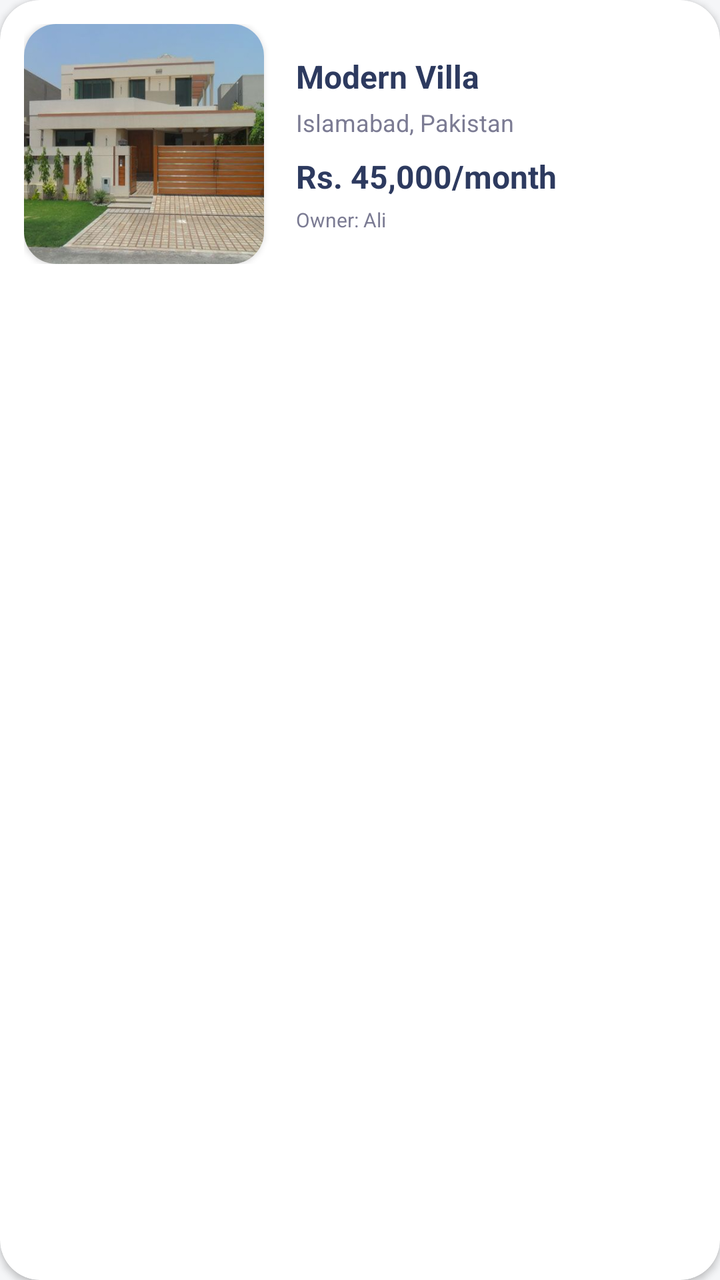
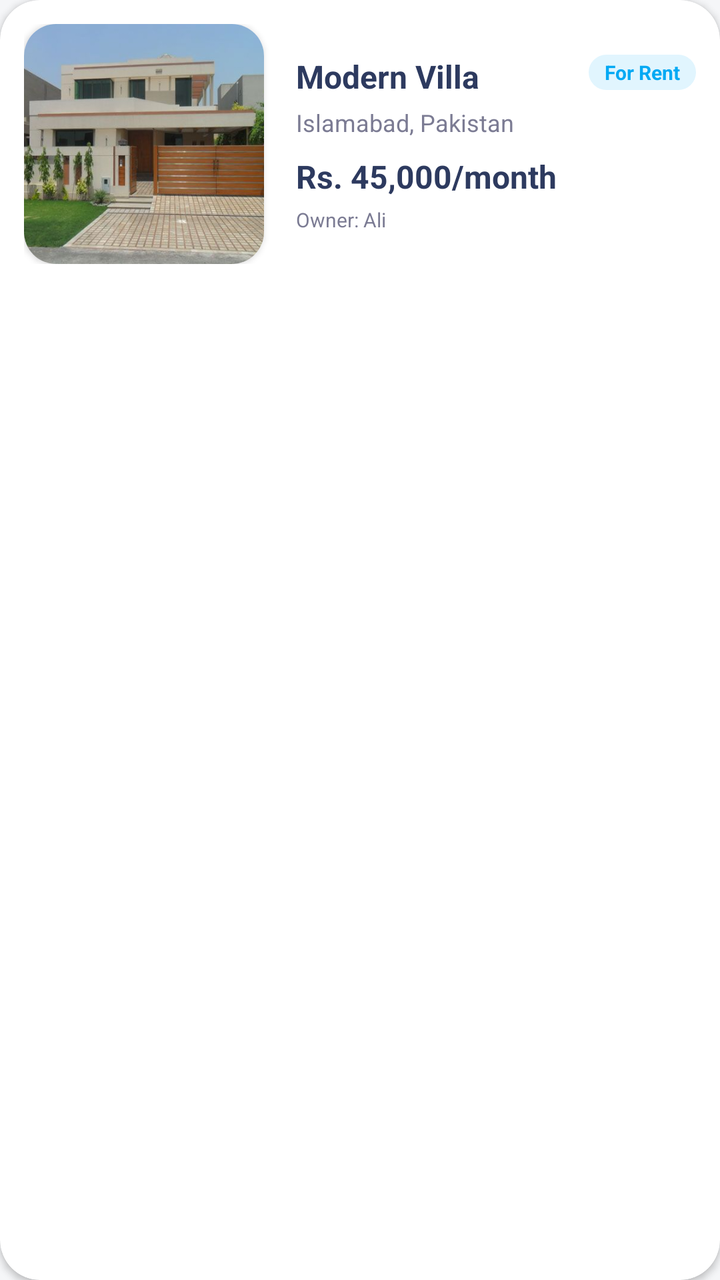

The first picture is an Android layout as it rendered before a commit; the second is the same layout after the commit. The layout source and the unified diff follow.
<!-- AndroidManifest.xml: application theme Theme.PropVision -->
<!-- res/layout/item_property_list.xml -->
<?xml version="1.0" encoding="utf-8"?>
<androidx.cardview.widget.CardView xmlns:android="http://schemas.android.com/apk/res/android"
    xmlns:app="http://schemas.android.com/apk/res-auto"
    android:layout_width="match_parent"
    android:layout_height="wrap_content"
    android:layout_marginVertical="8dp"
    app:cardCornerRadius="20dp"
    app:cardElevation="2dp">
    <LinearLayout
        android:layout_width="match_parent"
        android:layout_height="wrap_content"
        android:orientation="horizontal"
        android:padding="12dp">
        <androidx.cardview.widget.CardView
            android:layout_width="120dp"
            android:layout_height="120dp"
            app:cardCornerRadius="16dp">
            <ImageView
                android:id="@+id/propertyImage"
                android:layout_width="match_parent"
                android:layout_height="match_parent"
                android:scaleType="centerCrop"
                android:src="@drawable/feature_estate2" />
        </androidx.cardview.widget.CardView>
        <LinearLayout
            android:layout_width="match_parent"
            android:layout_height="match_parent"
            android:layout_marginStart="16dp"
            android:gravity="center_vertical"
            android:orientation="vertical">
            <TextView
                android:id="@+id/propertyName"
                android:layout_width="wrap_content"
                android:layout_height="wrap_content"
                android:text="Modern Villa"
                android:textColor="#2D3A5F"
                android:textSize="16sp"
                android:textStyle="bold" />
            <TextView
                android:id="@+id/propertyLocation"
                android:layout_width="wrap_content"
                android:layout_height="wrap_content"
                android:layout_marginTop="4dp"
                android:text="Islamabad, Pakistan"
                android:textColor="#7B7B93"
                android:textSize="12sp" />
            <TextView
                android:id="@+id/propertyPrice"
                android:layout_width="wrap_content"
                android:layout_height="wrap_content"
                android:layout_marginTop="8dp"
                android:text="Rs. 45,000/month"
                android:textColor="#2D3A5F"
                android:textStyle="bold"
                android:textSize="16sp" />

            <LinearLayout
                android:layout_width="match_parent"
                android:layout_height="wrap_content"
                android:layout_marginTop="4dp"
                android:gravity="center_vertical"
                android:orientation="horizontal">

                <TextView
                    android:id="@+id/ownerName"
                    android:layout_width="0dp"
                    android:layout_height="wrap_content"
                    android:layout_weight="1"
                    android:text="Owner: Ali"
                    android:textColor="#7B7B93"
                    android:textSize="10sp" />

                <TextView
                    android:id="@+id/ownerPhone"
                    android:layout_width="wrap_content"
                    android:layout_height="wrap_content"
                    android:visibility="gone" />

                <TextView
                    android:id="@+id/ownerEmail"
                    android:layout_width="wrap_content"
                    android:layout_height="wrap_content"
                    android:visibility="gone" />

                <ImageView
                    android:id="@+id/btnEditProperty"
                    android:layout_width="20dp"
                    android:layout_height="20dp"
                    android:src="@android:drawable/ic_menu_edit"
                    android:visibility="gone"
                    app:tint="#234F68" />
            </LinearLayout>
        </LinearLayout>
    </LinearLayout>
</androidx.cardview.widget.CardView>
<!-- resources referenced by this layout -->
<resources>
  <!-- drawable feature_estate2: png bitmap (drawable, 258639 bytes) -->
  <style name="Theme.PropVision" parent="Base.Theme.PropVision" />
  <style name="Base.Theme.PropVision" parent="Theme.MaterialComponents.Light.NoActionBar">
          
          <item name="android:windowBackground">#F5F6F8</item>
      </style>
</resources>

<!-- the commit's change to res/layout/item_property_list.xml (unified diff, before → after) -->
@@ -28,14 +28,31 @@
             android:layout_marginStart="16dp"
             android:gravity="center_vertical"
             android:orientation="vertical">
-            <TextView
-                android:id="@+id/propertyName"
-                android:layout_width="wrap_content"
-                android:layout_height="wrap_content"
-                android:text="Modern Villa"
-                android:textColor="#2D3A5F"
-                android:textSize="16sp"
-                android:textStyle="bold" />
+            <RelativeLayout
+                android:layout_width="match_parent"
+                android:layout_height="wrap_content">
+                <TextView
+                    android:id="@+id/propertyName"
+                    android:layout_width="wrap_content"
+                    android:layout_height="wrap_content"
+                    android:text="Modern Villa"
+                    android:textColor="#2D3A5F"
+                    android:textSize="16sp"
+                    android:textStyle="bold" />
+                <TextView
+                    android:id="@+id/propertyStatus"
+                    android:layout_width="wrap_content"
+                    android:layout_height="wrap_content"
+                    android:layout_alignParentEnd="true"
+                    android:background="@drawable/social_button_bg"
+                    android:backgroundTint="#E1F5FE"
+                    android:paddingHorizontal="8dp"
+                    android:paddingVertical="2dp"
+                    android:text="For Rent"
+                    android:textColor="#03A9F4"
+                    android:textSize="10sp"
+                    android:textStyle="bold" />
+            </RelativeLayout>
             <TextView
                 android:id="@+id/propertyLocation"
                 android:layout_width="wrap_content"
<!-- resource entries referenced after the edit -->
@@ -1,6 +1,12 @@
 <!-- resources referenced by this layout -->
 <resources>
   <!-- drawable feature_estate2: png bitmap (drawable, 258639 bytes) -->
+  <!-- drawable social_button_bg (drawable) -->
+  <?xml version="1.0" encoding="utf-8"?>
+  <shape xmlns:android="http://schemas.android.com/apk/res/android">
+      <solid android:color="#EDECF2"/>
+      <corners android:radius="25dp"/>
+  </shape>
   <style name="Theme.PropVision" parent="Base.Theme.PropVision" />
   <style name="Base.Theme.PropVision" parent="Theme.MaterialComponents.Light.NoActionBar">
           
